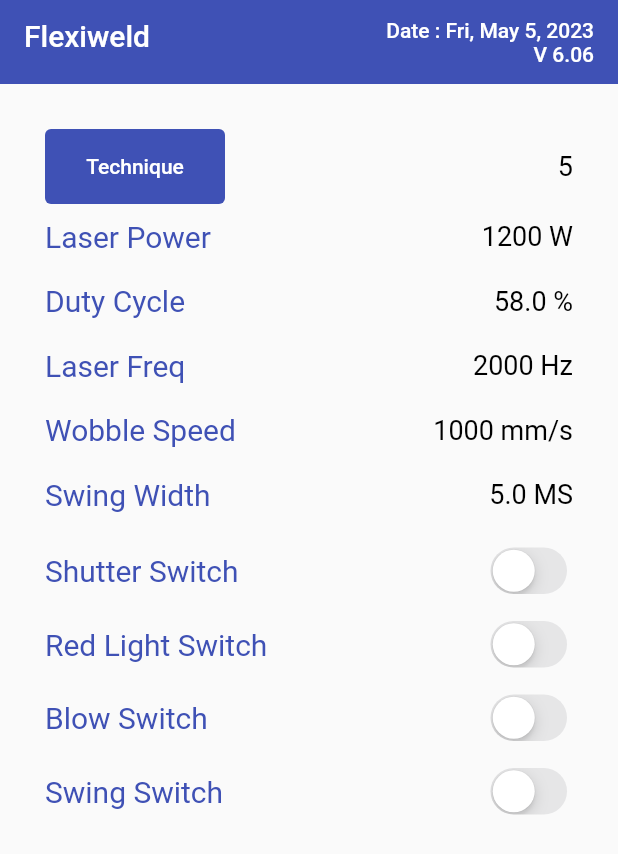
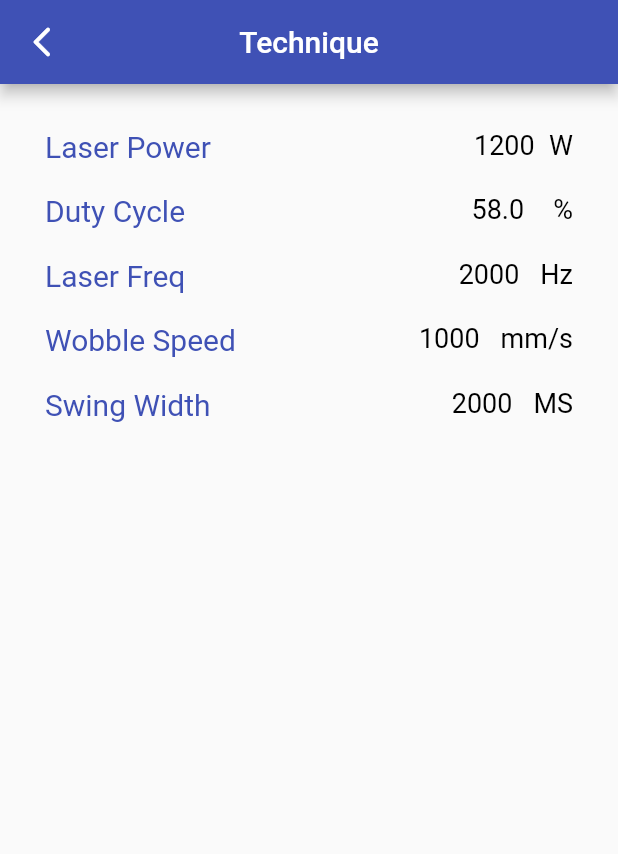
Before and after one commit to Parampalsingh/welding_system, a Flutter app: the HomePage screen opened directly, after a tap on "Technique", on a phone screen of 412 x 824 dp. Shown: the top 854 px of the screen. Run offline on Flutter 3.47's test engine with Material 2 defaults, Android fonts, the phone set to English and light mode, and no system bars; our stand-ins replace package_info_plus; missing offline and left inert: dart:ffi; network calls fail.

Commit message:
1. laser screen update

```diff
--- a/lib/Screen/home_page.dart
+++ b/lib/Screen/home_page.dart
@@ -1,7 +1,9 @@
 import 'package:flutter/cupertino.dart';
 import 'package:flutter/material.dart';
+import 'package:welding_system/Screen/technique_page.dart';
 import 'package:welding_system/Widgets/AppBars.dart';
 import 'package:welding_system/Widgets/Colors.dart';
+import 'package:welding_system/Widgets/data_sync.dart';
 import 'package:welding_system/util/constants.dart';
 
 class HomePage extends StatefulWidget {
@@ -15,6 +17,7 @@ class _HomePageState extends State<HomePage> {
   bool blowswitch = false;
   bool swingswitch = false;
 
+  final DataUpdate dataUpdate = new DataUpdate();
 
   @override
   Widget build(BuildContext context) {
@@ -40,7 +43,8 @@ class _HomePageState extends State<HomePage> {
                           backgroundColor: MaterialStateProperty.all<Color>(ColorSelect.TheamColor)
                         ),
                         onPressed: () {
-
+                          Navigator.push(context,
+                              MaterialPageRoute(builder: (context) => TechniquePage()));
                         },
                         child: Text(technique),
                       ),
--- /dev/null
+++ b/lib/Screen/technique_page.dart
@@ -0,0 +1,198 @@
+import 'package:flutter/cupertino.dart';
+import 'package:flutter/material.dart';
+import 'package:welding_system/Widgets/AppBars.dart';
+import 'package:welding_system/Widgets/Colors.dart';
+import 'package:welding_system/util/constants.dart';
+
+class TechniquePage extends StatefulWidget {
+  @override
+  State<TechniquePage> createState() => _TechniquePageState();
+}
+
+class _TechniquePageState extends State<TechniquePage> {
+
+  TextEditingController _laserPowercontroller = TextEditingController();
+  TextEditingController _DutyCyclecontroller = TextEditingController();
+  TextEditingController _laserFreqcontroller = TextEditingController();
+  TextEditingController _woobleSpeedcontroller = TextEditingController();
+  TextEditingController _swingWeidthcontroller = TextEditingController();
+
+  @override
+  void initState() {
+    super.initState();
+    _laserPowercontroller = new TextEditingController(text: '1200');
+    _DutyCyclecontroller = new TextEditingController(text: '58.0');
+    _laserFreqcontroller = new TextEditingController(text: '2000');
+    _woobleSpeedcontroller = new TextEditingController(text: '1000');
+    _swingWeidthcontroller = new TextEditingController(text: '5.0');
+  }
+
+  @override
+  Widget build(BuildContext context) {
+    return Scaffold(
+      appBar: AppBar(
+        leading: IconButton(
+          icon: Icon(Icons.arrow_back_ios_new_rounded, color: Colors.white),
+          onPressed: () => Navigator.of(context).pop(),
+        ),
+        backgroundColor: ColorSelect.TheamColor,
+        iconTheme: IconThemeData(
+          color: Colors.black, //change your color here
+        ),
+        title: Text(
+          "Technique",
+          style: TextStyle(color: Colors.white, fontSize: 20),
+        ),
+        centerTitle: true,
+      ),
+      body: SingleChildScrollView(
+        child: Container(
+          margin: const EdgeInsets.all(30),
+          child: Column(
+            children: [
+              Row(
+                mainAxisAlignment: MainAxisAlignment.spaceBetween,
+                crossAxisAlignment: CrossAxisAlignment.start,
+                children: [
+                  Text(laser_cur,style: TextStyle(color: ColorSelect.TheamColor,fontSize: 20)),
+                  Row(
+                    mainAxisAlignment: MainAxisAlignment.spaceBetween,
+                    crossAxisAlignment: CrossAxisAlignment.center,
+                    children: [
+                      SizedBox(
+                        width: 50.0,
+                        child: new TextField(
+                          style:TextStyle(color: ColorSelect.black, fontSize: 18),
+                          controller: _laserPowercontroller,
+                          keyboardType: TextInputType.number,
+                          decoration: InputDecoration.collapsed(
+                            hintText: "",
+                            border: InputBorder.none,
+                          ),
+                        ),
+                      ),
+                      Text("W",
+                          style: TextStyle(color: ColorSelect.black, fontSize: 18)),
+                    ],
+                  ),
+                ],
+              ),
+              SizedBox(height: 20),
+              Row(
+                mainAxisAlignment: MainAxisAlignment.spaceBetween,
+                crossAxisAlignment: CrossAxisAlignment.start,
+                children: [
+                  Text(laser_pwr,style: TextStyle(color: ColorSelect.TheamColor,fontSize: 20)),
+                  Row(
+                    mainAxisAlignment: MainAxisAlignment.spaceBetween,
+                    crossAxisAlignment: CrossAxisAlignment.center,
+                    children: [
+                      SizedBox(
+                        width: 50.0,
+                        child: new TextField(
+                          style:TextStyle(color: ColorSelect.black, fontSize: 18),
+                          controller: _DutyCyclecontroller,
+                          keyboardType: TextInputType.number,
+                          decoration: InputDecoration.collapsed(
+                            hintText: "",
+                            border: InputBorder.none,
+                          ),
+                        ),
+                      ),
+                      Text(" %",
+                          style: TextStyle(color: ColorSelect.black, fontSize: 18)),
+                    ],
+                  ),
+                ],
+              ),
+              SizedBox(height: 20),
+              Row(
+                mainAxisAlignment: MainAxisAlignment.spaceBetween,
+                crossAxisAlignment: CrossAxisAlignment.start,
+                children: [
+                  Text(laser_freq,style: TextStyle(color: ColorSelect.TheamColor,fontSize: 20)),
+                  Row(
+                    mainAxisAlignment: MainAxisAlignment.spaceBetween,
+                    crossAxisAlignment: CrossAxisAlignment.center,
+                    children: [
+                      SizedBox(
+                        width: 50.0,
+                        child: new TextField(
+                          style:TextStyle(color: ColorSelect.black, fontSize: 18),
+                          controller: _laserFreqcontroller,
+                          keyboardType: TextInputType.number,
+                          decoration: InputDecoration.collapsed(
+                            hintText: "",
+                            border: InputBorder.none,
+                          ),
+                        ),
+                      ),
+                      Text(" Hz",
+                          style: TextStyle(color: ColorSelect.black, fontSize: 18)),
+                    ],
+                  ),
+                ],
+              ),
+              SizedBox(height: 20),
+              Row(
+                mainAxisAlignment: MainAxisAlignment.spaceBetween,
+                crossAxisAlignment: CrossAxisAlignment.start,
+                children: [
+                  Text(wobble_speed,style: TextStyle(color: ColorSelect.TheamColor,fontSize: 20)),
+                  Row(
+                    mainAxisAlignment: MainAxisAlignment.spaceBetween,
+                    crossAxisAlignment: CrossAxisAlignment.center,
+                    children: [
+                      SizedBox(
+                        width: 50.0,
+                        child: new TextField(
+                          style:TextStyle(color: ColorSelect.black, fontSize: 18),
+                          controller: _woobleSpeedcontroller,
+                          keyboardType: TextInputType.number,
+                          decoration: InputDecoration.collapsed(
+                            hintText: "",
+                            border: InputBorder.none,
+                          ),
+                        ),
+                      ),
+                      Text(" mm/s",
+                          style: TextStyle(color: ColorSelect.black, fontSize: 18)),
+                    ],
+                  ),
+                ],
+              ),
+              SizedBox(height: 20),
+              Row(
+                mainAxisAlignment: MainAxisAlignment.spaceBetween,
+                crossAxisAlignment: CrossAxisAlignment.start,
+                children: [
+                  Text(swing_width,style: TextStyle(color: ColorSelect.TheamColor,fontSize: 20)),
+                  Row(
+                    mainAxisAlignment: MainAxisAlignment.spaceBetween,
+                    crossAxisAlignment: CrossAxisAlignment.center,
+                    children: [
+                      SizedBox(
+                        width: 50.0,
+                        child: new TextField(
+                          style:TextStyle(color: ColorSelect.black, fontSize: 18),
+                          controller: _laserFreqcontroller,
+                          keyboardType: TextInputType.number,
+                          decoration: InputDecoration.collapsed(
+                            hintText: "",
+                            border: InputBorder.none,
+                          ),
+                        ),
+                      ),
+                      Text(" MS",
+                          style: TextStyle(color: ColorSelect.black, fontSize: 18)),
+                    ],
+                  ),
+                ],
+              ),
+            ],
+          ),
+        ),
+      ),
+    );
+  }
+}
--- a/lib/util/constants.dart
+++ b/lib/util/constants.dart
@@ -52,3 +52,4 @@ const parameter_reset = "Parameter Reset";
 //galvo
 const galvo_zoom = "Galvo zoom gain";
 const wooble_speed = "Wooble Speed";
+const submit = "Submit";
--- a/pubspec.yaml
+++ b/pubspec.yaml
@@ -13,6 +13,8 @@ dependencies:
   provider: ^6.0.5
   intl: ^0.18.1
   package_info_plus: ^3.1.2
+  flutter_scale: 0.1.2
+
 
 dev_dependencies:
   flutter_test:
```
Also changed, not shown: lib/Screen/galvanometer_page.dart (+54 -15 lines), lib/Screen/laserParamter_page.dart (+85 -25 lines), lib/Screen/login_page.dart (+11 -39 lines), lib/Widgets/data_sync.dart (added, +87 -0 lines), pubspec.lock.
